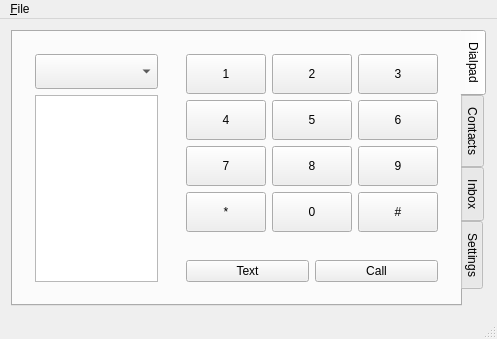
Qt form qgvdial/qt-not-qml/mainwindow.ui (shailesh83/qgvdial) before a commit.
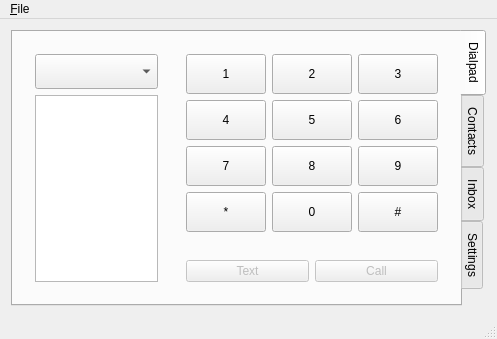
The same form after that commit. Custom widgets are drawn as their Qt base class.

```diff
--- a/qgvdial/qt-not-qml/mainwindow.ui
+++ b/qgvdial/qt-not-qml/mainwindow.ui
@@ -220,6 +220,9 @@
           <layout class="QHBoxLayout" name="horizontalLayout">
            <item>
             <widget class="QPushButton" name="btnText">
+             <property name="enabled">
+              <bool>false</bool>
+             </property>
              <property name="text">
               <string>Text</string>
              </property>
@@ -227,6 +230,9 @@
            </item>
            <item>
             <widget class="QPushButton" name="btnCall">
+             <property name="enabled">
+              <bool>false</bool>
+             </property>
              <property name="text">
               <string>Call</string>
              </property>
```
